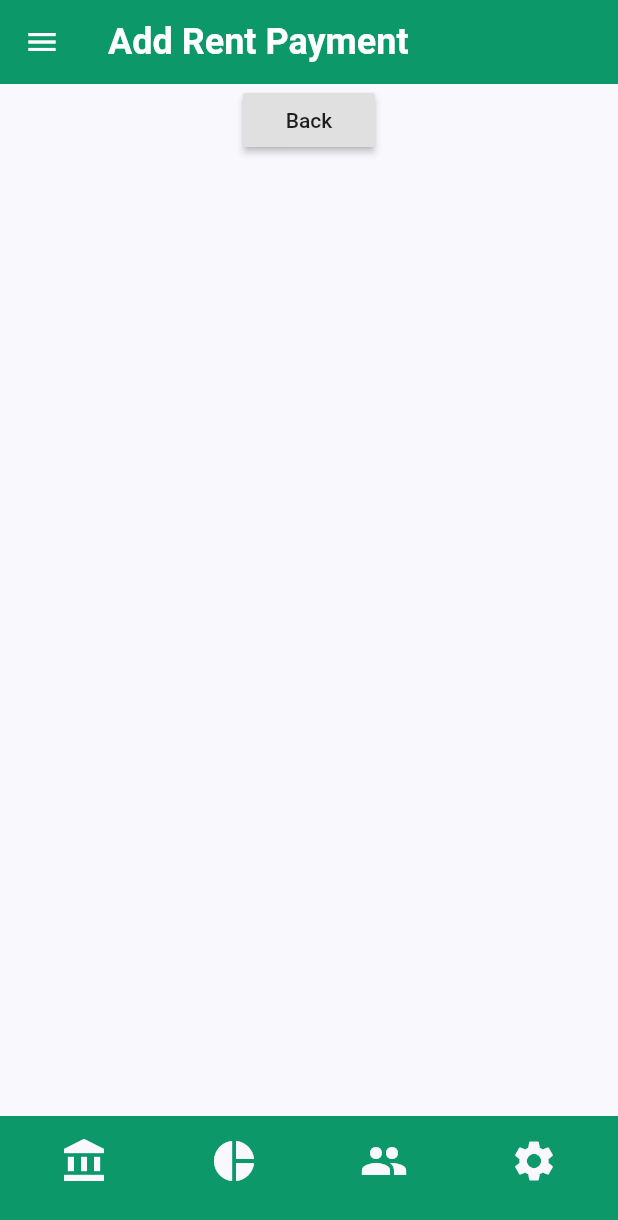
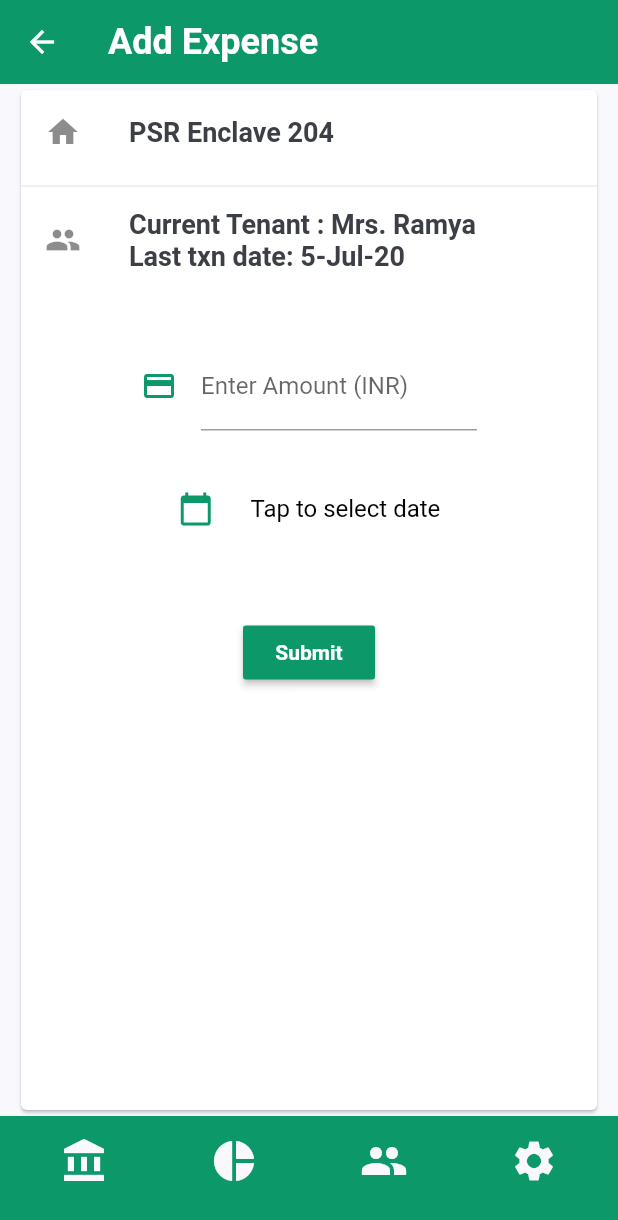
Before and after one commit to praneethr86/rentdiary, a Flutter app: the screen it shows after launch, scrolled down 150 dp, after a tap on "Add Payment", on a phone screen of 412 x 824 dp. Shown: the top 1220 px of the screen. Run offline on Flutter 3.47's test engine with Material 2 defaults, Android fonts, the phone set to English and light mode, and no system bars.

Commit message:
Add PaymentForm screen with DatePicker and input for amount

```diff
--- a/lib/screens/home/components/body.dart
+++ b/lib/screens/home/components/body.dart
@@ -88,7 +88,12 @@ class PropertyListTile extends StatelessWidget {
                   onPressed: () {
                     Navigator.push(
                       context,
-                      MaterialPageRoute(builder: (context) => PaymentForm()),
+                      MaterialPageRoute(
+                        builder: (context) => PaymentForm(
+                          propName: title,
+                          tenantName: subtitle,
+                        ),
+                      ),
                     );
                   },
                 ),
@@ -96,9 +101,10 @@ class PropertyListTile extends StatelessWidget {
                   child: Text('View Details'),
                   onPressed: () {
                     Navigator.push(
-                        context,
-                        MaterialPageRoute(
-                            builder: (context) => PropertyDetails()));
+                      context,
+                      MaterialPageRoute(
+                          builder: (context) => PropertyDetails()),
+                    );
                   },
                 )
               ],
--- a/lib/screens/payment/components/body.dart
+++ b/lib/screens/payment/components/body.dart
@@ -1,26 +1,151 @@
 import 'package:flutter/material.dart';
+import 'package:intl/intl.dart';
 
+import '../../../constants.dart';
+
+// property name, paid by tenant (prefilled),
+// Amount, Date, comments
 class Body extends StatelessWidget {
+  const Body({Key key, this.propName, this.tenantName}) : super(key: key);
+
+  final String propName, tenantName;
+
   @override
   Widget build(BuildContext context) {
+    // Size size = MediaQuery.of(context).size;
     return Container(
+      margin: EdgeInsets.only(
+          left: kDefaultPadding / 2, right: kDefaultPadding / 2),
       child: Center(
-        child: Column(
-          children: [
-            Row(
-              mainAxisAlignment: MainAxisAlignment.center,
-              children: [
-                RaisedButton(
-                  child: Text('Back'),
-                  onPressed: () {
-                    Navigator.pop(context);
-                  },
+        child: Card(
+          child: Column(
+            mainAxisAlignment: MainAxisAlignment.start,
+            children: [
+              ListTile(
+                title: Text(
+                  propName,
+                  style: TextStyle(
+                      color: kTextColor,
+                      fontWeight: FontWeight.w600,
+                      fontSize: 18),
                 ),
-              ],
-            )
-          ],
+                leading: Icon(Icons.home),
+              ),
+              Divider(),
+              ListTile(
+                title: Text(
+                  tenantName,
+                  style: TextStyle(
+                      color: kTextColor,
+                      fontWeight: FontWeight.w600,
+                      fontSize: 18),
+                ),
+                leading: Icon(Icons.people),
+              ),
+              PaymentForm(),
+            ],
+          ),
         ),
       ),
     );
   }
 }
+
+class PaymentForm extends StatefulWidget {
+  @override
+  _PaymentFormState createState() => _PaymentFormState();
+}
+
+class _PaymentFormState extends State<PaymentForm> {
+  final _formKey = GlobalKey<FormState>();
+  String _selectedDate = 'Tap to select date';
+
+  Future<void> _selectDate(BuildContext context) async {
+    final DateTime d = await showDatePicker(
+      //we wait for the dialog to return
+      context: context,
+      initialDate: DateTime.now(),
+      firstDate: DateTime(2020),
+      lastDate: DateTime(2022),
+    );
+    if (d != null) //if the user has selected a date
+      setState(() {
+        // we format the selected date and assign it to the state variable
+        _selectedDate = new DateFormat.yMMMMd("en_US").format(d);
+      });
+  }
+
+  @override
+  Widget build(BuildContext context) {
+    return Form(
+        key: _formKey,
+        child: Column(
+          children: [
+            Padding(
+              padding: const EdgeInsets.only(
+                  top: kDefaultPadding * 2,
+                  left: kDefaultPadding * 4,
+                  right: kDefaultPadding * 4),
+              child: TextFormField(
+                decoration: const InputDecoration(
+                  icon: Icon(Icons.payment, color: kPrimaryColor, size: 24),
+                  hintText: '0.00',
+                  labelText: 'Enter Amount (INR)',
+                ),
+                validator: (value) {
+                  if (value.isEmpty) {
+                    return 'Please enter amount';
+                  }
+                  return null;
+                },
+              ),
+            ),
+            Padding(
+              padding: const EdgeInsets.only(
+                  top: kDefaultPadding * 2,
+                  left: kDefaultPadding * 4,
+                  right: kDefaultPadding * 4,
+                  bottom: kDefaultPadding * 3),
+              child: Row(
+                mainAxisAlignment: MainAxisAlignment.spaceEvenly,
+                mainAxisSize: MainAxisSize.max,
+                children: [
+                  Icon(
+                    Icons.calendar_today,
+                    color: kPrimaryColor,
+                    size: 24,
+                  ),
+                  InkWell(
+                    child: Text(
+                        (_selectedDate == null)
+                            ? 'Tap to select Date'
+                            : _selectedDate,
+                        textAlign: TextAlign.left,
+                        style:
+                            TextStyle(color: Color(0xFF000000), fontSize: 16)),
+                    onTap: () {
+                      _selectDate(context);
+                    },
+                  ),
+                ],
+              ),
+            ),
+            RaisedButton(
+              color: kPrimaryColor,
+              onPressed: () {
+                if (_formKey.currentState.validate()) {
+                  Scaffold.of(context).showSnackBar(
+                    SnackBar(
+                      content: Text('Sending Payment data'),
+                    ),
+                  );
+                }
+              },
+              child: Text('Submit',
+                  style: TextStyle(
+                      color: Colors.white, fontWeight: FontWeight.bold)),
+            ),
+          ],
+        ));
+  }
+}
--- a/lib/screens/payment/payment_form.dart
+++ b/lib/screens/payment/payment_form.dart
@@ -1,16 +1,22 @@
 import 'package:flutter/material.dart';
 import 'package:rentdiary/components/bottom_nav_bar.dart';
-import 'package:rentdiary/components/drawer.dart';
 
 import 'components/body.dart';
 
 class PaymentForm extends StatelessWidget {
+  const PaymentForm({Key key, this.propName, this.tenantName})
+      : super(key: key);
+  final String propName, tenantName;
+
   @override
   Widget build(BuildContext context) {
     return Scaffold(
-      drawer: DrawerWidget(),
+      // drawer: DrawerWidget(),
       appBar: buildAppBar(),
-      body: Body(),
+      body: Body(
+        propName: propName,
+        tenantName: tenantName,
+      ),
       bottomNavigationBar: BottomNavBar(),
     );
   }
@@ -18,7 +24,7 @@ class PaymentForm extends StatelessWidget {
   AppBar buildAppBar() {
     return AppBar(
       elevation: 0,
-      title: Text('Add Rent Payment',
+      title: Text('Add Expense',
           style: TextStyle(
               color: Colors.white, fontWeight: FontWeight.bold, fontSize: 24)),
     );
--- a/lib/screens/propdetails/property_details.dart
+++ b/lib/screens/propdetails/property_details.dart
@@ -1,6 +1,5 @@
 import 'package:flutter/material.dart';
 import 'package:rentdiary/components/bottom_nav_bar.dart';
-import 'package:rentdiary/components/drawer.dart';
 
 import 'components/body.dart';
 
@@ -8,7 +7,6 @@ class PropertyDetails extends StatelessWidget {
   @override
   Widget build(BuildContext context) {
     return Scaffold(
-      drawer: DrawerWidget(),
       appBar: buildAppBar(),
       body: Body(),
       bottomNavigationBar: BottomNavBar(),
--- a/lib/screens/tenantdetails/tenant_details.dart
+++ b/lib/screens/tenantdetails/tenant_details.dart
@@ -1,6 +1,5 @@
 import 'package:flutter/material.dart';
 import 'package:rentdiary/components/bottom_nav_bar.dart';
-import 'package:rentdiary/components/drawer.dart';
 
 import 'components/body.dart';
 
@@ -8,7 +7,6 @@ class TenantDetails extends StatelessWidget {
   @override
   Widget build(BuildContext context) {
     return Scaffold(
-      drawer: DrawerWidget(),
       appBar: buildAppBar(),
       body: Body(),
       bottomNavigationBar: BottomNavBar(),
```
Also changed, not shown: pubspec.yaml (+2 -7 lines), pubspec.lock.
